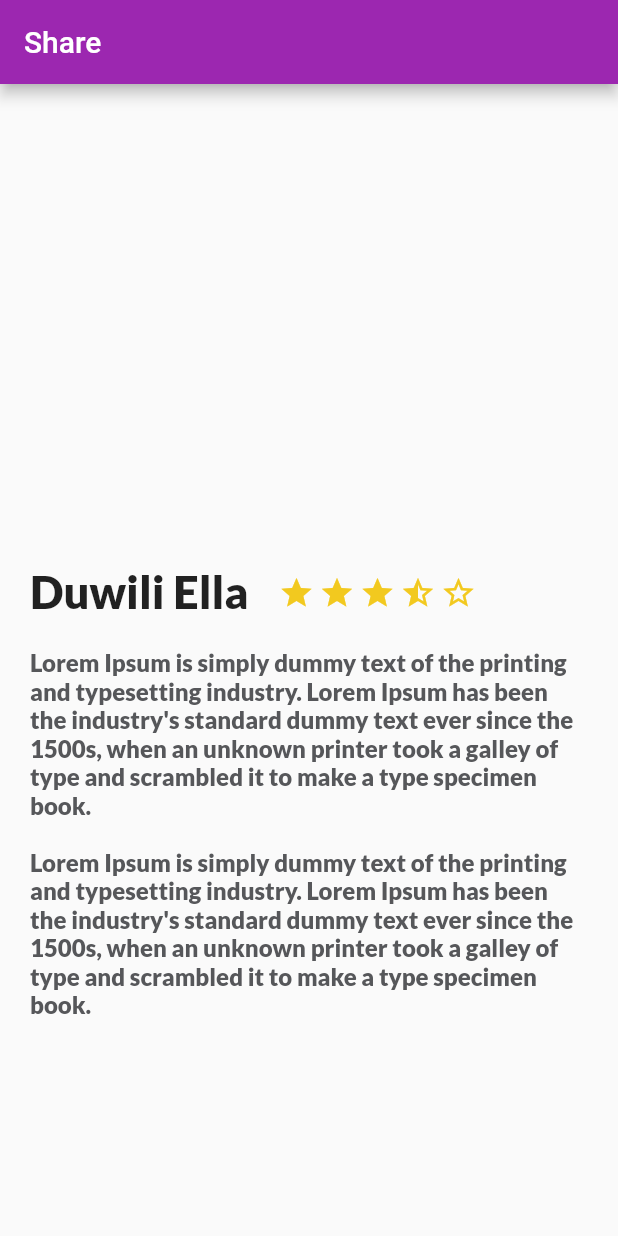
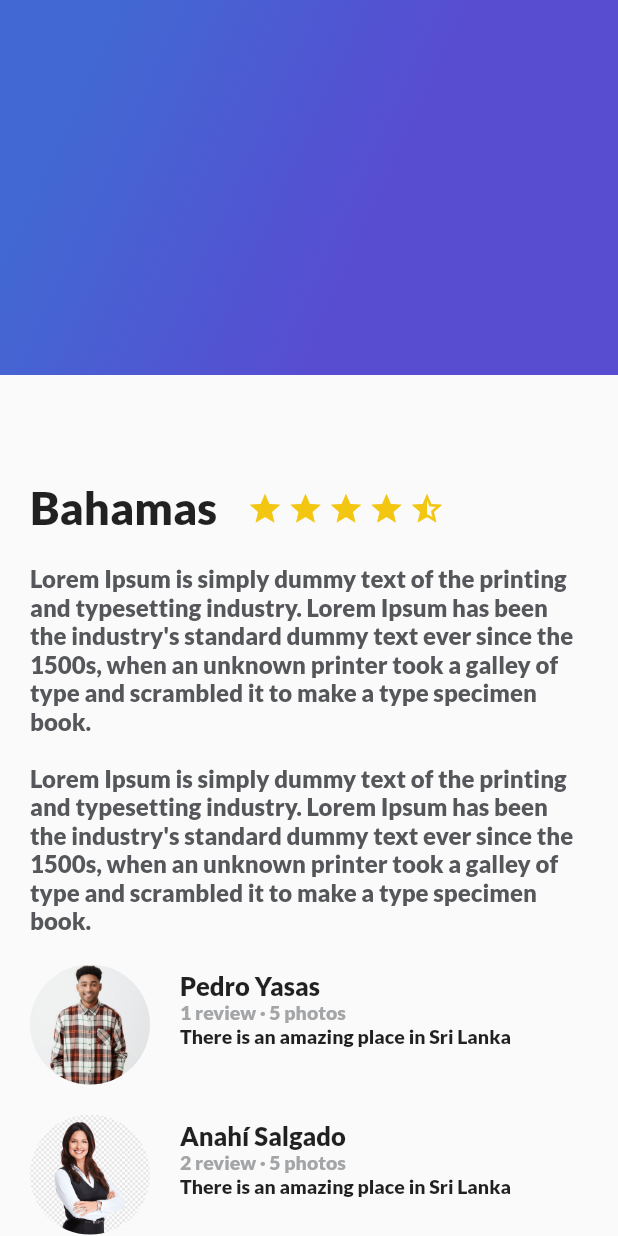
Before and after one commit to makyp/practicaFlutter, a Flutter app: the screen it shows after launch, on a phone screen of 412 x 824 dp. Run offline on Flutter 3.47's test engine with Material 2 defaults, Android fonts, the phone set to English and light mode, and no system bars.

Commit message:
Se añadio la lista y se fusiono usando un gradiente

```diff
--- /dev/null
+++ b/lib/description_place.dart
@@ -0,0 +1,117 @@
+import 'package:flutter/material.dart';
+
+class DescriptionPlace extends StatelessWidget {
+
+  String namePlace;
+  int stars;
+  String descriptionPlace;
+
+  DescriptionPlace(this.namePlace, this.stars, this.descriptionPlace);
+
+
+
+  @override
+  Widget build(BuildContext context) {
+    // TODO: implement build
+
+    final star_half = Container (
+      margin: EdgeInsets.only(
+          top: 323.0,
+          right: 3.0
+      ),
+
+      child: Icon(
+        Icons.star_half,
+        color:  Color(0xFFf2C611),
+      ),
+    );
+
+    final star_border = Container (
+      margin: EdgeInsets.only(
+          top: 323.0,
+          right: 3.0
+      ),
+
+      child: Icon(
+        Icons.star_border,
+        color:  Color(0xFFf2C611),
+      ),
+    );
+
+    final star = Container (
+      margin: EdgeInsets.only(
+          top: 323.0,
+          right: 3.0
+      ),
+
+      child: Icon(
+        Icons.star,
+        color:  Color(0xFFf2C611),
+      ),
+    );
+
+    final title_stars = Row (
+      children: <Widget>[
+        Container (
+          margin: EdgeInsets.only(
+              top: 320.0,
+              left: 20.0,
+              right: 20.0
+          ),
+
+          child: Text(
+            namePlace,
+            style: TextStyle(
+                fontFamily: "Lato",
+                fontSize: 30.0,
+                fontWeight: FontWeight.w900
+            ),
+            textAlign: TextAlign.left,
+          ),
+
+        ),
+
+        Row(
+          children: <Widget>[
+            star,
+            star,
+            star,
+            star,
+            star_half
+          ],
+        )
+
+
+      ],
+    );
+
+    final description = Container(
+      margin: new EdgeInsets.only(
+          top: 20.0,
+          left: 20.0,
+          right: 20.0
+
+      ),
+      child: new Text(
+        descriptionPlace,
+        style: const TextStyle(
+            fontFamily: "Lato",
+            fontSize: 16.0,
+            fontWeight: FontWeight.bold,
+            color: Color(0xFF56575a)
+        ),
+
+      ),
+    );
+
+    return Column(
+      children: <Widget>[
+        title_stars,
+        description
+      ],
+    );
+
+
+  }
+
+}
--- /dev/null
+++ b/lib/gradient_back.dart
@@ -0,0 +1,24 @@
+import 'package:flutter/material.dart';
+
+class GradientBack extends StatelessWidget {
+  @override
+  Widget build(BuildContext context) {
+    // TODO: implement build
+    return Container(
+      height: 250.0,
+      decoration: BoxDecoration(
+          gradient: LinearGradient(
+              colors: [
+                Color(0xFF4268D3),
+                Color(0xFF584CD1)
+              ],
+              begin: FractionalOffset(0.2, 0.0),
+              end: FractionalOffset(1.0, 0.6),
+              stops: [0.0, 0.6],
+              tileMode: TileMode.clamp
+          )
+      ),
+    );
+  }
+
+}
--- a/lib/main.dart
+++ b/lib/main.dart
@@ -1,5 +1,7 @@
 import 'package:flutter/material.dart';
-import 'description.dart';
+import 'description_place.dart';
+import 'review_list.dart';
+import 'gradient_back.dart';
 
 void main() {
   runApp(const MyApp());
@@ -35,15 +37,31 @@ class MyHomePage extends StatefulWidget {
 class _MyHomePageState extends State<MyHomePage> {
   int _counter = 0;
 
+  String descriptionDummy ="Lorem Ipsum is simply dummy text of the printing and typesetting industry. Lorem Ipsum has been the industry's standard dummy text ever since the 1500s, when an unknown printer took a galley of type and scrambled it to make a type specimen book. \n\nLorem Ipsum is simply dummy text of the printing and typesetting industry. Lorem Ipsum has been the industry's standard dummy text ever since the 1500s, when an unknown printer took a galley of type and scrambled it to make a type specimen book.";
 
   @override
   Widget build(BuildContext context) {
-    String descriptionDummy ="Lorem Ipsum is simply dummy text of the printing and typesetting industry. Lorem Ipsum has been the industry's standard dummy text ever since the 1500s, when an unknown printer took a galley of type and scrambled it to make a type specimen book. \n\nLorem Ipsum is simply dummy text of the printing and typesetting industry. Lorem Ipsum has been the industry's standard dummy text ever since the 1500s, when an unknown printer took a galley of type and scrambled it to make a type specimen book.";
-    return Scaffold(
-      appBar: AppBar(
-        title: Text(widget.title),
-      ),
-      body: new Description("Duwili Ella", 4, descriptionDummy),
-    );
+    return MaterialApp(
+        title: 'Flutter Demo',
+        theme: ThemeData(
+
+           primarySwatch: Colors.blue,
+    ),
+    home: Scaffold(
+    //body: new DescriptionPlace("Bahamas", 4, descriptionDummy),
+    body: Stack(
+    children: <Widget>[
+    ListView(
+    children: <Widget>[
+    DescriptionPlace("Bahamas", 4, descriptionDummy),
+    ReviewList()
+
+    ],
+    ),
+    GradientBack()
+    ],
+    ),
+    )
+    );//MyHomePage(title: 'Flutter Demo Home Page'),
   }
 }
--- /dev/null
+++ b/lib/review.dart
@@ -0,0 +1,108 @@
+import 'package:flutter/material.dart';
+
+class Review extends StatelessWidget {
+
+  String pathImage = "assets/img/people.jpg";
+  String name = "Varuna Yasas";
+  String details = "1 review · 5 photos";
+  String comment = "There is an amazing place in Sri Lanka";
+
+  Review(this.pathImage, this.name, this.details, this.comment);
+
+  @override
+  Widget build(BuildContext context) {
+    // TODO: implement build
+
+    final userComment = Container(
+      margin: EdgeInsets.only(
+          left: 20.0
+      ),
+
+      child: Text(
+        comment,
+        textAlign: TextAlign.left,
+        style: TextStyle(
+            fontFamily: "Lato",
+            fontSize: 13.0,
+            fontWeight: FontWeight.w900
+        ),
+
+      ),
+
+    );
+
+    final userInfo = Container(
+      margin: EdgeInsets.only(
+          left: 20.0
+      ),
+
+      child: Text(
+        details,
+        textAlign: TextAlign.left,
+        style: TextStyle(
+            fontFamily: "Lato",
+            fontSize: 13.0,
+            color: Color(0xFFa3a5a7)
+        ),
+
+      ),
+
+    );
+
+    final userName = Container(
+      margin: EdgeInsets.only(
+          left: 20.0
+      ),
+
+      child: Text(
+        name,
+        textAlign: TextAlign.left,
+        style: TextStyle(
+            fontFamily: "Lato",
+            fontSize: 17.0
+        ),
+
+      ),
+
+    );
+
+    final userDetails = Column(
+      crossAxisAlignment: CrossAxisAlignment.start,
+      children: <Widget>[
+        userName,
+        userInfo,
+        userComment
+
+      ],
+    );
+
+    final photo = Container (
+      margin: EdgeInsets.only(
+          top: 20.0,
+          left: 20.0
+      ),
+
+      width: 80.0,
+      height: 80.0,
+
+      decoration: BoxDecoration(
+          shape: BoxShape.circle,
+          image: DecorationImage(
+              fit: BoxFit.cover,
+              image: AssetImage(pathImage)
+          )
+      ),
+
+    );
+
+    return Row (
+      children: <Widget>[
+        photo,
+        userDetails
+
+      ],
+    );
+
+  }
+
+}
--- /dev/null
+++ b/lib/review_list.dart
@@ -0,0 +1,19 @@
+import 'package:flutter/material.dart';
+import 'review.dart';
+
+class ReviewList extends StatelessWidget {
+  @override
+  Widget build(BuildContext context) {
+    // TODO: implement build
+    return Column(
+      crossAxisAlignment: CrossAxisAlignment.start,
+      children: <Widget>[
+        Review("assets/img/people1.jpg", "Pedro Yasas", "1 review · 5 photos", "There is an amazing place in Sri Lanka"),
+        Review("assets/img/people2.png", "Anahí Salgado", "2 review · 5 photos", "There is an amazing place in Sri Lanka"),
+        Review("assets/img/people3.png", "Gissele Thomas", "2 review · 2 photos", "There is an amazing place in Sri Lanka"),
+
+      ],
+    );
+  }
+
+}
--- a/pubspec.yaml
+++ b/pubspec.yaml
@@ -89,6 +89,10 @@ flutter:
   #
   # For details regarding fonts from package dependencies,
   # see https://flutter.dev/custom-fonts/#from-packages
+  assets:
+    - assets/img/people1.jpg
+    - assets/img/people2.png
+    - assets/img/people3.png
   fonts:
     - family: Lato
       fonts:
```
Also changed, not shown: assets/img/people1.jpg (added), assets/img/people2.png (added), assets/img/people3.png (added).
